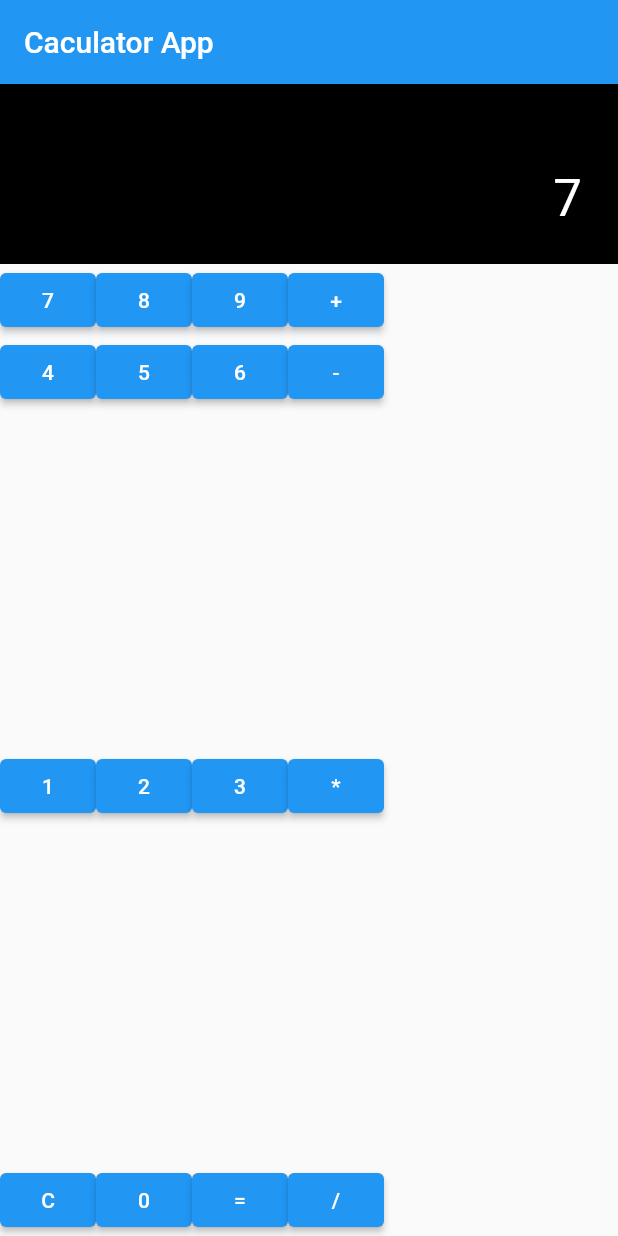
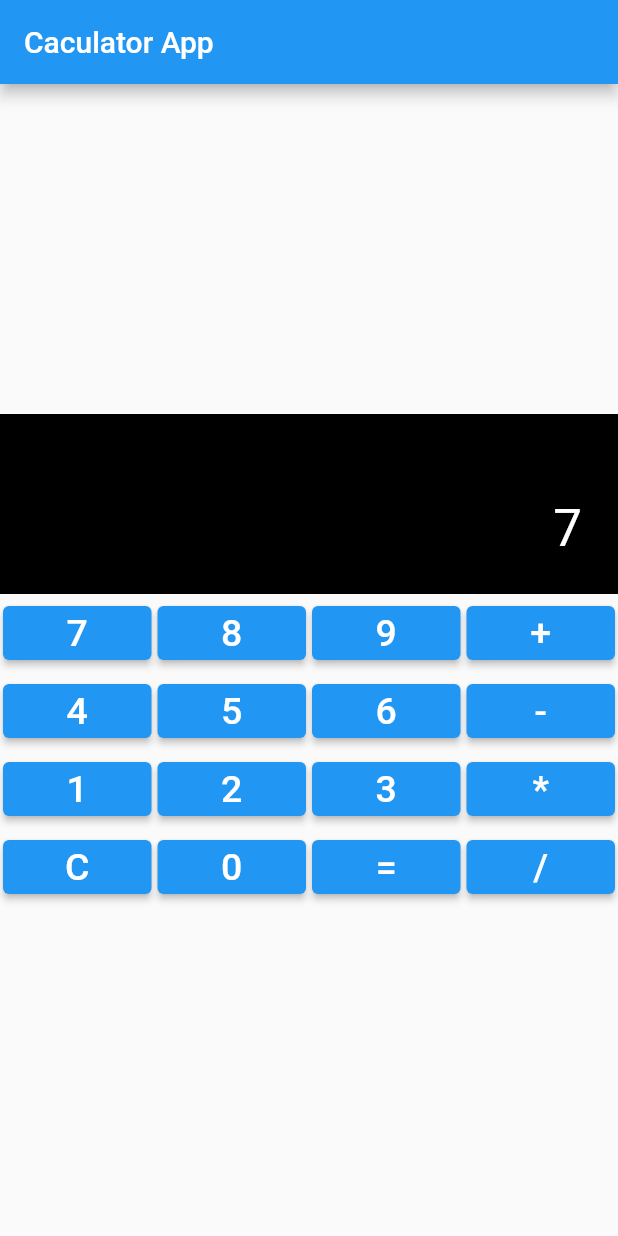
Before and after one commit to jordy-love/calculate_app, a Flutter app: the screen it shows after launch, after a tap on an icon or button, on a phone screen of 412 x 824 dp. Run offline on Flutter 3.47's test engine with Material 2 defaults, Android fonts, the phone set to English and light mode, and no system bars.

Commit message:
2021.05.29 update

```diff
--- a/lib/main.dart
+++ b/lib/main.dart
@@ -25,6 +25,33 @@ class MyHomePage extends StatefulWidget {
   _MyHomePageState createState() => _MyHomePageState();
 }
 
+class MyButton extends StatelessWidget {
+  final String label;
+  final VoidCallback onPressed;
+  double size;
+
+  MyButton(this.label, this.onPressed);
+
+  @override
+  Widget build(BuildContext context) {
+    size = MediaQuery.of(context).size.width / 4;
+
+    return Container(
+      width: size,
+      padding: EdgeInsets.all(2),
+      child: ElevatedButton(
+        onPressed: onPressed,
+        child: Text(
+          label,
+          style: TextStyle(
+            fontSize: 25,
+          ),
+        ),
+      ),
+    );
+  }
+}
+
 class _MyHomePageState extends State<MyHomePage> {
   var result = ""; // 결과
   var buffer = ""; // 출력버퍼
@@ -50,7 +77,12 @@ class _MyHomePageState extends State<MyHomePage> {
         numberArr.add(int.parse(pressedNumber));
         operatorArr.add(key);
         pressedNumber = "";
+        calc = false; // 계산완료후 연산자입력 받으면 계산완료변수 초기화
       } else {
+        if (calc) {
+          initNumbers(); // 계산완료후 숫자버튼을 바로누르면 버퍼초기화, 계산완료변수 초기화
+          calc = false;
+        }
         pressedNumber += key;
       }
       buffer += key;
@@ -84,9 +116,9 @@ class _MyHomePageState extends State<MyHomePage> {
       initNumbers();
       buffer = sum.toString();
 
-      // 계산완료
+      // 계산완료 & 계산완료후 추가입력을 받기위한 결과저장
       calc = true;
-      numberArr.add(sum);
+      pressedNumber = buffer;
     }
 
     print(numberArr.toString() + "," + operatorArr.toString());
@@ -136,88 +168,37 @@ class _MyHomePageState extends State<MyHomePage> {
               ),
             ),
             Row(
-              children: [
-                ElevatedButton(
-                  onPressed: () => addNumbers('7'),
-                  child: Text('7'),
-                ),
-                ElevatedButton(
-                  onPressed: () => addNumbers('8'),
-                  child: Text('8'),
-                ),
-                ElevatedButton(
-                  onPressed: () => addNumbers('9'),
-                  child: Text('9'),
-                ),
-                ElevatedButton(
-                  onPressed: () => addNumbers('+'),
-                  child: Text('+'),
-                ),
+              children: <Widget>[
+                MyButton('7', () => addNumbers('7')),
+                MyButton('8', () => addNumbers('8')),
+                MyButton('9', () => addNumbers('9')),
+                MyButton('+', () => addNumbers('+')),
               ],
             ),
             Row(
-              children: [
-                ElevatedButton(
-                  onPressed: () => addNumbers('4'),
-                  child: Text('4'),
-                ),
-                ElevatedButton(
-                  onPressed: () => addNumbers('5'),
-                  child: Text('5'),
-                ),
-                ElevatedButton(
-                  onPressed: () => addNumbers('6'),
-                  child: Text('6'),
-                ),
-                ElevatedButton(
-                  onPressed: () => addNumbers('-'),
-                  child: Text('-'),
-                ),
+              children: <Widget>[
+                MyButton('4', () => addNumbers('4')),
+                MyButton('5', () => addNumbers('5')),
+                MyButton('6', () => addNumbers('6')),
+                MyButton('-', () => addNumbers('-')),
               ],
             ),
-            Expanded(
-              flex: 3,
-              child: Row(
-                children: [
-                  ElevatedButton(
-                    onPressed: () => addNumbers('1'),
-                    child: Text('1'),
-                  ),
-                  ElevatedButton(
-                    onPressed: () => addNumbers('2'),
-                    child: Text('2'),
-                  ),
-                  ElevatedButton(
-                    onPressed: () => addNumbers('3'),
-                    child: Text('3'),
-                  ),
-                  ElevatedButton(
-                    onPressed: () => addNumbers('*'),
-                    child: Text('*'),
-                  ),
-                ],
-              ),
+            Row(
+              children: <Widget>[
+                MyButton('1', () => addNumbers('1')),
+                MyButton('2', () => addNumbers('2')),
+                MyButton('3', () => addNumbers('3')),
+                MyButton('*', () => addNumbers('*')),
+              ],
             ),
             Row(
-              children: [
-                ElevatedButton(
-                  onPressed: () => addNumbers('C'),
-                  child: Text('C'),
-                ),
-                ElevatedButton(
-                  onPressed: () => addNumbers('0'),
-                  child: Text('0'),
-                ),
-                ElevatedButton(
-                  onPressed: () => addNumbers('='),
-                  child: Text('='),
-                ),
-                ElevatedButton(
-                  onPressed: () => addNumbers('/'),
-                  child: Text('/'),
-                ),
+              children: <Widget>[
+                MyButton('C', () => addNumbers('C')),
+                MyButton('0', () => addNumbers('0')),
+                MyButton('=', () => addNumbers('=')),
+                MyButton('/', () => addNumbers('/')),
               ],
-            ),
+            )
           ],
         ),
       ),
```
